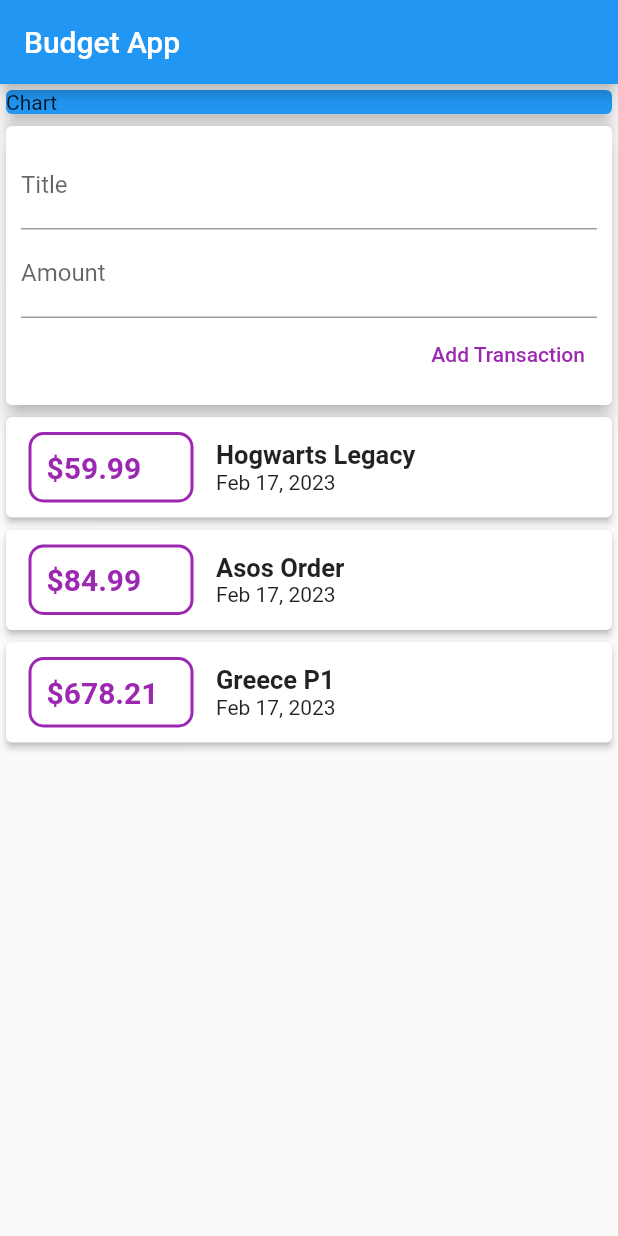
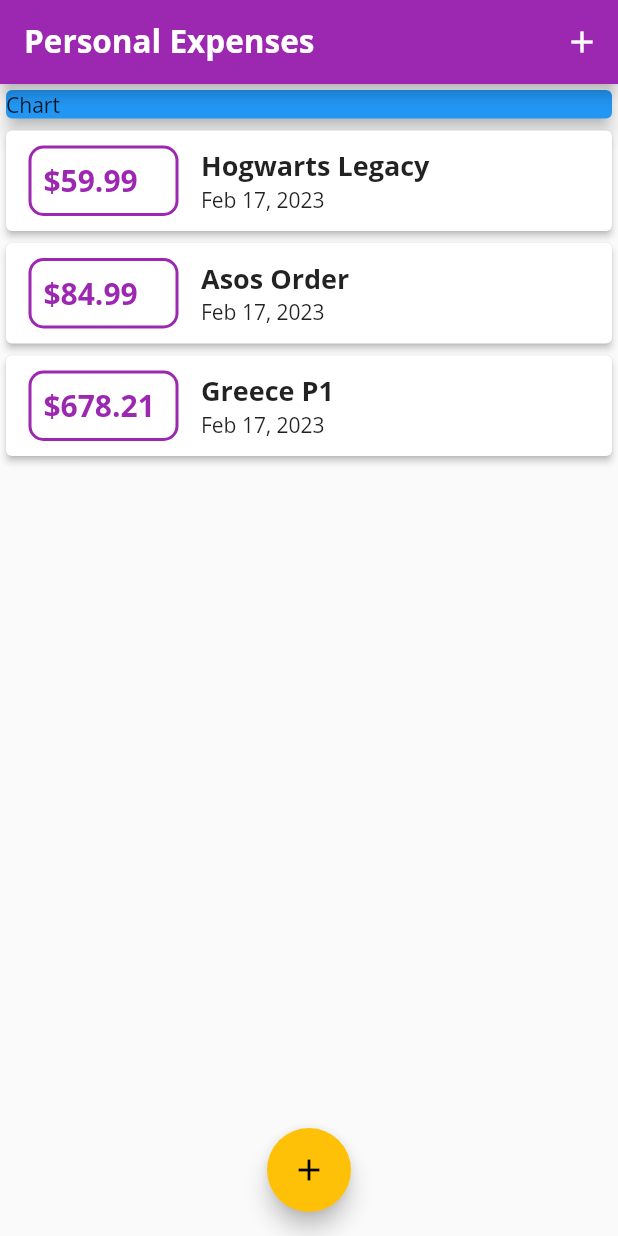
Before and after one commit to TheTota/personal_expenses_app, a Flutter app: the screen it shows after launch, on a phone screen of 412 x 824 dp. Run offline on Flutter 3.47's test engine with Material 2 defaults, Android fonts, the phone set to English and light mode, and no system bars.

Commit message:
add styling among other changes

```diff
--- a/lib/main.dart
+++ b/lib/main.dart
@@ -1,8 +1,8 @@
 import 'package:flutter/material.dart';
 
-import './widgets/user_transactions.dart';
 import './widgets/new_transaction.dart';
 import './widgets/transaction_list.dart';
+import './models/transaction.dart';
 
 void main() => runApp(MyApp());
 
@@ -10,20 +10,88 @@ class MyApp extends StatelessWidget {
   @override
   Widget build(BuildContext context) {
     return MaterialApp(
-      title: 'Budget App',
+      title: 'Personal Expenses',
+      theme: ThemeData(
+        primarySwatch: Colors.purple,
+        accentColor: Colors.amber,
+        fontFamily: 'Quicksand',
+        textTheme: ThemeData.light().textTheme.copyWith(
+              bodyMedium: const TextStyle(
+                fontFamily: 'OpenSans',
+              ),
+              titleLarge: const TextStyle(
+                fontFamily: 'OpenSans',
+                fontSize: 18,
+                fontWeight: FontWeight.bold,
+              ),
+            ),
+        appBarTheme: const AppBarTheme(
+          titleTextStyle: TextStyle(
+            fontFamily: 'OpenSans',
+            fontSize: 21,
+            fontWeight: FontWeight.bold
+          )
+        )
+      ),
       home: MyHomePage(),
     );
   }
 }
 
-class MyHomePage extends StatelessWidget {
+class MyHomePage extends StatefulWidget {
   MyHomePage({super.key});
+
+  @override
+  State<MyHomePage> createState() => _MyHomePageState();
+}
+
+class _MyHomePageState extends State<MyHomePage> {
+  final List<Transaction> _userTransactions = [
+    Transaction(
+        id: 't1',
+        title: 'Hogwarts Legacy',
+        amount: 59.99,
+        date: DateTime.now()),
+    Transaction(
+        id: 't2', title: 'Asos Order', amount: 84.99, date: DateTime.now()),
+    Transaction(
+        id: 't3', title: 'Greece P1', amount: 678.21, date: DateTime.now()),
+  ];
+
+  void _addNewTransaction(String title, double amount) {
+    final newTx = Transaction(
+      id: DateTime.now().toString(),
+      title: title,
+      amount: amount,
+      date: DateTime.now(),
+    );
+
+    setState(() {
+      // allowed to do that because we manipulate the object but don't change the var
+      _userTransactions.add(newTx);
+    });
+  }
+
+  void _startAddNewTransaction(BuildContext ctx) {
+    showModalBottomSheet(
+      context: ctx,
+      builder: (_) {
+        return NewTransaction(_addNewTransaction);
+      },
+    );
+  }
 
   @override
   Widget build(BuildContext context) {
     return Scaffold(
       appBar: AppBar(
-        title: const Text('Budget App'),
+        title: Text('Personal Expenses'),
+        actions: <Widget>[
+          IconButton(
+            onPressed: () => _startAddNewTransaction(context),
+            icon: Icon(Icons.add),
+          )
+        ],
       ),
       body: SingleChildScrollView(
         child: Column(
@@ -36,10 +104,15 @@ class MyHomePage extends StatelessWidget {
                 child: Text('Chart'),
               ),
             ),
-            UserTransactions(),
+            TransactionList(_userTransactions),
           ],
         ),
       ),
+      floatingActionButton: FloatingActionButton(
+        onPressed: () => _startAddNewTransaction(context),
+        child: Icon(Icons.add),
+      ),
+      floatingActionButtonLocation: FloatingActionButtonLocation.centerFloat,
     );
   }
 }
--- a/lib/widgets/transaction_list.dart
+++ b/lib/widgets/transaction_list.dart
@@ -23,23 +23,23 @@ class TransactionList extends StatelessWidget {
                     vertical: 10,
                     horizontal: 15,
                   ),
-                  padding: const EdgeInsets.all(10),
+                  padding: const EdgeInsets.all(8),
                   decoration: BoxDecoration(
                     border: Border.all(
-                      color: Colors.purple,
+                      color: Theme.of(context).primaryColor,
                       width: 2,
                     ),
                     borderRadius: const BorderRadius.all(
                       Radius.circular(10),
                     ),
                   ),
-                  width: 110,
+                  width: 100,
                   child: Text(
-                    '\$${transactions[index].amount.toString()}',
-                    style: const TextStyle(
+                    '\$${transactions[index].amount.toStringAsFixed(2)}',
+                    style: TextStyle(
                       fontWeight: FontWeight.bold,
                       fontSize: 20,
-                      color: Colors.purple,
+                      color: Theme.of(context).primaryColor,
                     ),
                   ),
                 ),
@@ -49,10 +49,7 @@ class TransactionList extends StatelessWidget {
                   children: <Widget>[
                     Text(
                       transactions[index].title,
-                      style: const TextStyle(
-                        fontWeight: FontWeight.bold,
-                        fontSize: 17,
-                      ),
+                      style: Theme.of(context).textTheme.titleLarge,
                     ),
                     Text(DateFormat.yMMMd().format(transactions[index].date)),
                   ],
--- a/lib/widgets/user_transactions.dart
+++ /dev/null
@@ -1,50 +0,0 @@
-import 'package:flutter/material.dart';
-
-import '../models/transaction.dart';
-import './new_transaction.dart';
-import './transaction_list.dart';
-
-class UserTransactions extends StatefulWidget {
-  const UserTransactions({super.key});
-
-  @override
-  State<UserTransactions> createState() => _UserTransactionsState();
-}
-
-class _UserTransactionsState extends State<UserTransactions> {
-  final List<Transaction> _userTransactions = [
-    Transaction(
-        id: 't1',
-        title: 'Hogwarts Legacy',
-        amount: 59.99,
-        date: DateTime.now()),
-    Transaction(
-        id: 't2', title: 'Asos Order', amount: 84.99, date: DateTime.now()),
-    Transaction(
-        id: 't3', title: 'Greece P1', amount: 678.21, date: DateTime.now()),
-  ];
-
-  void _addNewTransaction(String title, double amount) {
-    final newTx = Transaction(
-      id: DateTime.now().toString(),
-      title: title,
-      amount: amount,
-      date: DateTime.now(),
-    );
-
-    setState(() {
-      // allowed to do that because we manipulate the object but don't change the var
-      _userTransactions.add(newTx);
-    });
-  }
-
-  @override
-  Widget build(BuildContext context) {
-    return Column(
-      children: <Widget>[
-        NewTransaction(_addNewTransaction),
-        TransactionList(_userTransactions),
-      ],
-    );
-  }
-}
```
Also changed, not shown: lib/widgets/new_transaction.dart (+27 -9 lines), pubspec.yaml (+13 -21 lines), assets/fonts/OpenSans-Bold.ttf (added), assets/fonts/OpenSans-Regular.ttf (added), assets/fonts/Quicksand-Bold.ttf (added), assets/fonts/Quicksand-Light.ttf (added), assets/fonts/Quicksand-Medium.ttf (added), assets/fonts/Quicksand-Regular.ttf (added).
